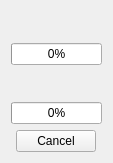
flueke/mesycontrol, file src/client/mesycontrol/ui/subprogress_widget.ui: the form before one commit.
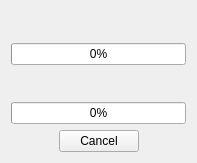
The form after the commit.

Commit message: center cancel button in subprogress widget

Diff of the .ui file:
```diff
--- a/src/client/mesycontrol/ui/subprogress_widget.ui
+++ b/src/client/mesycontrol/ui/subprogress_widget.ui
@@ -6,7 +6,7 @@
    <rect>
     <x>0</x>
     <y>0</y>
-    <width>113</width>
+    <width>197</width>
     <height>163</height>
    </rect>
   </property>
@@ -14,7 +14,7 @@
    <string>Form</string>
   </property>
   <layout class="QVBoxLayout" name="verticalLayout">
-   <item alignment="Qt::AlignHCenter">
+   <item>
     <widget class="QLabel" name="progress_label"/>
    </item>
    <item>
@@ -24,7 +24,7 @@
      </property>
     </widget>
    </item>
-   <item alignment="Qt::AlignHCenter">
+   <item>
     <widget class="QLabel" name="subprogress_label"/>
    </item>
    <item>
@@ -37,12 +37,42 @@
      </property>
     </widget>
    </item>
-   <item alignment="Qt::AlignHCenter">
+   <item>
+    <layout class="QHBoxLayout" name="horizontalLayout">
+     <item>
+      <spacer name="horizontalSpacer">
+       <property name="orientation">
+        <enum>Qt::Horizontal</enum>
+       </property>
+       <property name="sizeHint" stdset="0">
+        <size>
+         <width>40</width>
+         <height>20</height>
+        </size>
+       </property>
+      </spacer>
+     </item>
+     <item>
     <widget class="QPushButton" name="cancel_button">
      <property name="text">
       <string>Cancel</string>
      </property>
     </widget>
+     </item>
+     <item>
+      <spacer name="horizontalSpacer_2">
+       <property name="orientation">
+        <enum>Qt::Horizontal</enum>
+       </property>
+       <property name="sizeHint" stdset="0">
+        <size>
+         <width>40</width>
+         <height>20</height>
+        </size>
+       </property>
+      </spacer>
+     </item>
+    </layout>
    </item>
   </layout>
  </widget>
```
Lines whose indentation alone changed are shown as unchanged. The commit also changes 1 other file.
